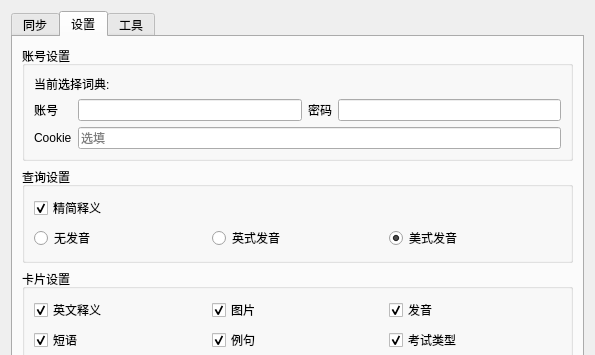
First picture: the form in addon/UIForm/mainUI.ui, repository lixvbnet/Dict2Anki, before the edit; both pictures show x 0 to 595 and y 0 to 355 of the 595 by 536 pixel window.
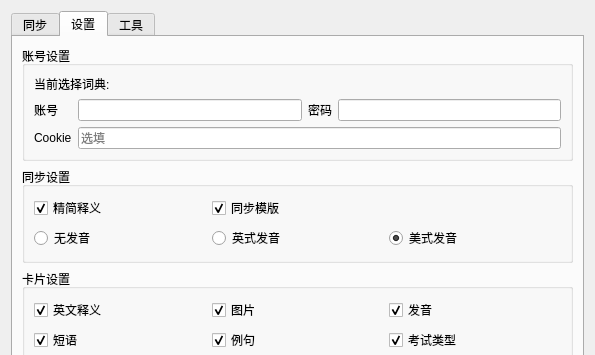
Second picture: the form after the edit. The open tabs and pages were chosen to show the change.

Commit message: settings: add a switch to turn on/off templates sync

```diff
--- a/addon/UIForm/mainUI.ui
+++ b/addon/UIForm/mainUI.ui
@@ -210,7 +210,7 @@
        <item row="1" column="0" colspan="2">
         <widget class="QGroupBox" name="defaultConfigGroupBox">
          <property name="title">
-          <string>查询设置</string>
+          <string>同步设置</string>
          </property>
          <layout class="QGridLayout" name="gridLayout">
           <item row="1" column="2">
@@ -256,6 +256,16 @@
             </property>
            </widget>
           </item>
+          <item row="0" column="1">
+           <widget class="QCheckBox" name="syncTemplatesCheckbox">
+            <property name="text">
+             <string>同步模版</string>
+            </property>
+            <property name="checked">
+             <bool>true</bool>
+            </property>
+           </widget>
+          </item>
          </layout>
         </widget>
        </item>
```
Left out of the diff: 2 changed lines with no effect on the pictures. The commit also changes 4 other files.
